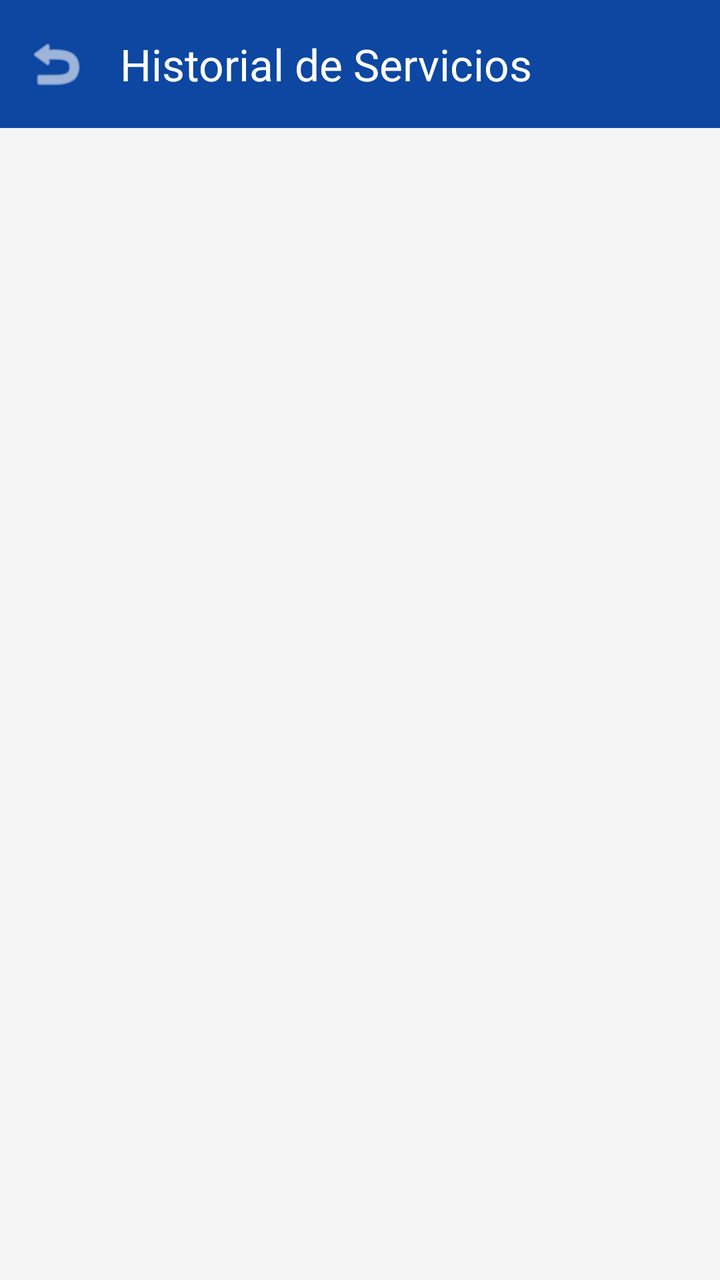
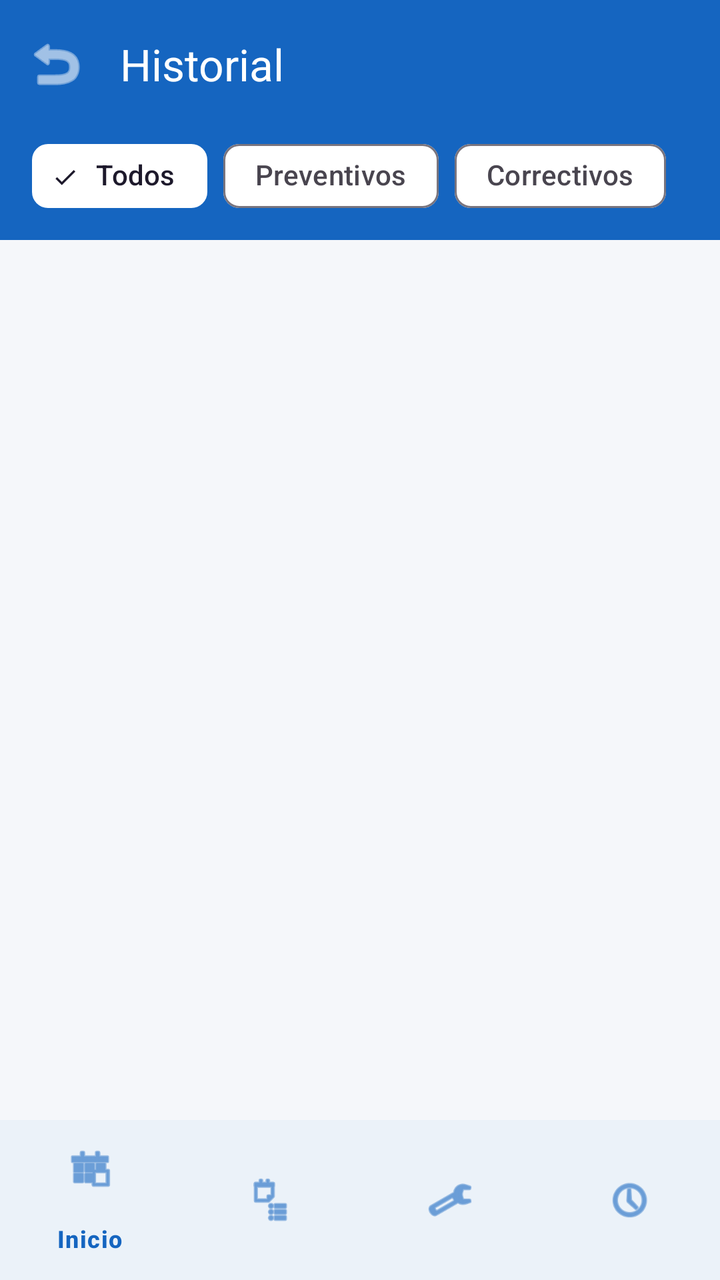

Before-and-after screenshots of an Android layout around one commit, followed by the original layout XML and the change that was made.
<!-- AndroidManifest.xml: application theme Theme.ClimaTrack -->
<!-- res/layout/activity_history.xml -->
<?xml version="1.0" encoding="utf-8"?>
<androidx.constraintlayout.widget.ConstraintLayout xmlns:android="http://schemas.android.com/apk/res/android"
    xmlns:app="http://schemas.android.com/apk/res-auto"
    xmlns:tools="http://schemas.android.com/tools"
    android:layout_width="match_parent"
    android:layout_height="match_parent"
    android:background="@color/background">

    <com.google.android.material.appbar.AppBarLayout
        android:id="@+id/appBar"
        android:layout_width="match_parent"
        android:layout_height="wrap_content"
        app:layout_constraintTop_toTopOf="parent">

        <com.google.android.material.appbar.MaterialToolbar
            android:id="@+id/toolbar"
            android:layout_width="match_parent"
            android:layout_height="?attr/actionBarSize"
            android:background="@color/primary"
            app:title="Historial de Servicios"
            app:titleTextColor="@color/white"
            app:navigationIcon="@android:drawable/ic_menu_revert"
            app:navigationIconTint="@color/white" />
    </com.google.android.material.appbar.AppBarLayout>

    <androidx.recyclerview.widget.RecyclerView
        android:id="@+id/rvHistory"
        android:layout_width="match_parent"
        android:layout_height="0dp"
        app:layout_constraintBottom_toBottomOf="parent"
        app:layout_constraintTop_toBottomOf="@id/appBar"
        tools:listitem="@layout/item_history" />

</androidx.constraintlayout.widget.ConstraintLayout>
<!-- res/layout/item_history.xml (included above) -->
<?xml version="1.0" encoding="utf-8"?>
<com.google.android.material.card.MaterialCardView xmlns:android="http://schemas.android.com/apk/res/android"
    xmlns:app="http://schemas.android.com/apk/res-auto"
    android:layout_width="match_parent"
    android:layout_height="wrap_content"
    android:layout_marginHorizontal="16dp"
    android:layout_marginVertical="8dp"
    app:cardCornerRadius="12dp">

    <LinearLayout
        android:layout_width="match_parent"
        android:layout_height="wrap_content"
        android:orientation="vertical"
        android:padding="16dp">

        <TextView
            android:id="@+id/tvHistDate"
            android:layout_width="match_parent"
            android:layout_height="wrap_content"
            android:text="2026-08-19"
            android:textColor="@color/primary"
            android:textStyle="bold" />

        <TextView
            android:id="@+id/tvHistDiagnosis"
            android:layout_width="match_parent"
            android:layout_height="wrap_content"
            android:layout_marginTop="8dp"
            android:text="Diagnóstico: Equipo con filtros obstruidos."
            android:textColor="@color/black" />

        <TextView
            android:id="@+id/tvHistWork"
            android:layout_width="match_parent"
            android:layout_height="wrap_content"
            android:layout_marginTop="4dp"
            android:text="Trabajo: Limpieza general y cambio de filtros."
            android:textColor="@color/secondary"
            android:textSize="13sp" />

    </LinearLayout>
</com.google.android.material.card.MaterialCardView>
<!-- resources referenced by this layout -->
<resources>
  <color name="background">#F5F5F5</color>
  <color name="black">#FF000000</color>
  <color name="primary">#0D47A1</color>
  <color name="secondary">#455A64</color>
  <color name="white">#FFFFFFFF</color>
  <style name="Theme.ClimaTrack" parent="Base.Theme.ClimaTrack" />
  <style name="Base.Theme.ClimaTrack" parent="Theme.Material3.DayNight.NoActionBar">
          
          
      </style>
</resources>

<!-- the commit's change to res/layout/activity_history.xml (unified diff, before → after) -->
@@ -1,37 +1,94 @@
 <?xml version="1.0" encoding="utf-8"?>
-<androidx.constraintlayout.widget.ConstraintLayout xmlns:android="http://schemas.android.com/apk/res/android"
+<androidx.coordinatorlayout.widget.CoordinatorLayout xmlns:android="http://schemas.android.com/apk/res/android"
     xmlns:app="http://schemas.android.com/apk/res-auto"
     xmlns:tools="http://schemas.android.com/tools"
     android:layout_width="match_parent"
     android:layout_height="match_parent"
-    android:background="@color/background">
+    android:background="@color/md_theme_light_background">
 
     <com.google.android.material.appbar.AppBarLayout
-        android:id="@+id/appBar"
         android:layout_width="match_parent"
         android:layout_height="wrap_content"
-        app:layout_constraintTop_toTopOf="parent">
+        android:background="@color/md_theme_light_primary">
 
         <com.google.android.material.appbar.MaterialToolbar
             android:id="@+id/toolbar"
             android:layout_width="match_parent"
             android:layout_height="?attr/actionBarSize"
-            android:background="@color/primary"
-            app:title="Historial de Servicios"
+            app:title="Historial"
             app:titleTextColor="@color/white"
             app:navigationIcon="@android:drawable/ic_menu_revert"
             app:navigationIconTint="@color/white" />
+
+        <HorizontalScrollView
+            android:layout_width="match_parent"
+            android:layout_height="wrap_content"
+            android:scrollbars="none">
+
+            <com.google.android.material.chip.ChipGroup
+                android:id="@+id/chipGroupFilters"
+                android:layout_width="wrap_content"
+                android:layout_height="wrap_content"
+                android:paddingHorizontal="16dp"
+                android:paddingBottom="8dp"
+                app:singleSelection="true">
+
+                <com.google.android.material.chip.Chip
+                    android:id="@+id/chipAll"
+                    style="@style/Widget.Material3.Chip.Filter"
+                    android:layout_width="wrap_content"
+                    android:layout_height="wrap_content"
+                    android:checked="true"
+                    android:text="Todos"
+                    app:chipBackgroundColor="@color/white" />
+
+                <com.google.android.material.chip.Chip
+                    android:id="@+id/chipPrev"
+                    style="@style/Widget.Material3.Chip.Filter"
+                    android:layout_width="wrap_content"
+                    android:layout_height="wrap_content"
+                    android:text="Preventivos"
+                    app:chipBackgroundColor="@color/white" />
+
+                <com.google.android.material.chip.Chip
+                    android:id="@+id/chipCorr"
+                    style="@style/Widget.Material3.Chip.Filter"
+                    android:layout_width="wrap_content"
+                    android:layout_height="wrap_content"
+                    android:text="Correctivos"
+                    app:chipBackgroundColor="@color/white" />
+
+            </com.google.android.material.chip.ChipGroup>
+        </HorizontalScrollView>
+
     </com.google.android.material.appbar.AppBarLayout>
 
-    <androidx.recyclerview.widget.RecyclerView
-        android:id="@+id/rvHistory"
+    <androidx.constraintlayout.widget.ConstraintLayout
         android:layout_width="match_parent"
-        android:layout_height="0dp"
-        app:layout_constraintBottom_toBottomOf="parent"
-        app:layout_constraintTop_toBottomOf="@id/appBar"
-        tools:listitem="@layout/item_history" />
+        android:layout_height="match_parent"
+        app:layout_behavior="@string/appbar_scrolling_view_behavior">
 
-</androidx.constraintlayout.widget.ConstraintLayout>
+        <androidx.recyclerview.widget.RecyclerView
+            android:id="@+id/rvHistory"
+            android:layout_width="match_parent"
+            android:layout_height="match_parent"
+            android:clipToPadding="false"
+            android:paddingBottom="80dp"
+            tools:listitem="@layout/item_history" />
+
+    </androidx.constraintlayout.widget.ConstraintLayout>
+
+    <com.google.android.material.bottomnavigation.BottomNavigationView
+        android:id="@+id/bottomNavigation"
+        android:layout_width="match_parent"
+        android:layout_height="wrap_content"
+        android:layout_gravity="bottom"
+        app:menu="@menu/bottom_nav_menu"
+        app:backgroundTint="@color/white"
+        app:itemIconTint="@color/md_theme_light_primary"
+        app:itemTextColor="@color/md_theme_light_primary" />
+
+</androidx.coordinatorlayout.widget.CoordinatorLayout>
 <!-- res/layout/item_history.xml (included above) -->
 <?xml version="1.0" encoding="utf-8"?>
 <com.google.android.material.card.MaterialCardView xmlns:android="http://schemas.android.com/apk/res/android"
@@ -40,38 +97,70 @@
     android:layout_height="wrap_content"
     android:layout_marginHorizontal="16dp"
     android:layout_marginVertical="8dp"
-    app:cardCornerRadius="12dp">
+    app:cardCornerRadius="16dp"
+    app:cardElevation="2dp"
+    app:cardBackgroundColor="@color/white">
 
-    <LinearLayout
+    <androidx.constraintlayout.widget.ConstraintLayout
         android:layout_width="match_parent"
         android:layout_height="wrap_content"
-        android:orientation="vertical"
         android:padding="16dp">
+
+        <ImageView
+            android:id="@+id/imgHistory"
+            android:layout_width="40dp"
+            android:layout_height="40dp"
+            android:src="@android:drawable/ic_menu_recent_history"
+            app:layout_constraintStart_toStartOf="parent"
+            app:layout_constraintTop_toTopOf="parent"
+            app:tint="@color/md_theme_light_primary" />
 
         <TextView
             android:id="@+id/tvHistDate"
-            android:layout_width="match_parent"
+            android:layout_width="0dp"
             android:layout_height="wrap_content"
+            android:layout_marginStart="16dp"
             android:text="2026-08-19"
-            android:textColor="@color/primary"
-            android:textStyle="bold" />
+            android:textColor="@color/md_theme_light_primary"
+            android:textSize="16sp"
+            android:textStyle="bold"
+            app:layout_constraintEnd_toEndOf="parent"
+            app:layout_constraintStart_toEndOf="@id/imgHistory"
+            app:layout_constraintTop_toTopOf="parent" />
 
         <TextView
             android:id="@+id/tvHistDiagnosis"
-            android:layout_width="match_parent"
+            android:layout_width="0dp"
             android:layout_height="wrap_content"
             android:layout_marginTop="8dp"
             android:text="Diagnóstico: Equipo con filtros obstruidos."
-            android:textColor="@color/black" />
+            android:textColor="@color/md_theme_light_onBackground"
+            android:textSize="14sp"
+            app:layout_constraintEnd_toEndOf="parent"
+            app:layout_constraintStart_toStartOf="@id/tvHistDate"
+            app:layout_constraintTop_toBottomOf="@id/tvHistDate" />
 
         <TextView
             android:id="@+id/tvHistWork"
-            android:layout_width="match_parent"
+            android:layout_width="0dp"
             android:layout_height="wrap_content"
             android:layout_marginTop="4dp"
             android:text="Trabajo: Limpieza general y cambio de filtros."
-            android:textColor="@color/secondary"
-            android:textSize="13sp" />
+            android:textColor="@color/text_secondary"
+            android:textSize="13sp"
+            app:layout_constraintEnd_toEndOf="parent"
+            app:layout_constraintStart_toStartOf="@id/tvHistDate"
+            app:layout_constraintTop_toBottomOf="@id/tvHistDiagnosis" />
 
-    </LinearLayout>
+        <View
+            android:layout_width="0dp"
+            android:layout_height="4dp"
+            android:layout_marginTop="12dp"
+            android:background="@color/status_finished"
+            app:layout_constraintEnd_toEndOf="parent"
+            app:layout_constraintStart_toStartOf="@id/tvHistDate"
+            app:layout_constraintTop_toBottomOf="@id/tvHistWork" />
+
+    </androidx.constraintlayout.widget.ConstraintLayout>
+
 </com.google.android.material.card.MaterialCardView>
<!-- resource entries referenced after the edit -->
@@ -1,14 +1,54 @@
 <!-- resources referenced by this layout -->
 <resources>
-  <color name="background">#F5F5F5</color>
-  <color name="black">#FF000000</color>
-  <color name="primary">#0D47A1</color>
-  <color name="secondary">#455A64</color>
+  <color name="md_theme_light_background">#F5F7FA</color>
+  <color name="md_theme_light_onBackground">#1A1C1E</color>
+  <color name="md_theme_light_primary">#1565C0</color>
+  <color name="status_finished">#43A047</color>
+  <color name="text_secondary">#6B7280</color>
   <color name="white">#FFFFFFFF</color>
   <style name="Theme.ClimaTrack" parent="Base.Theme.ClimaTrack" />
   <style name="Base.Theme.ClimaTrack" parent="Theme.Material3.DayNight.NoActionBar">
           
+          <item name="colorPrimary">@color/md_theme_light_primary</item>
+          <item name="colorOnPrimary">@color/md_theme_light_onPrimary</item>
+          <item name="colorPrimaryContainer">@color/md_theme_light_primaryContainer</item>
+          <item name="colorOnPrimaryContainer">@color/md_theme_light_onPrimaryContainer</item>
+  
+          <item name="colorSecondary">@color/md_theme_light_secondary</item>
+          <item name="colorOnSecondary">@color/md_theme_light_onSecondary</item>
+  
+          <item name="android:windowBackground">@color/md_theme_light_background</item>
+          <item name="colorSurface">@color/md_theme_light_surface</item>
+          <item name="colorOnSurface">@color/md_theme_light_onSurface</item>
+  
           
+          <item name="materialCardViewStyle">@style/Widget.ClimaTrack.CardView</item>
+          <item name="materialButtonStyle">@style/Widget.ClimaTrack.Button</item>
+          <item name="textInputStyle">@style/Widget.ClimaTrack.TextInputLayout</item>
+      </style>
+  <color name="md_theme_light_onPrimary">#FFFFFF</color>
+  <color name="md_theme_light_primaryContainer">#E3F2FD</color>
+  <color name="md_theme_light_onPrimaryContainer">#001B3D</color>
+  <color name="md_theme_light_secondary">#455A64</color>
+  <color name="md_theme_light_onSecondary">#FFFFFF</color>
+  <color name="md_theme_light_surface">#FFFFFF</color>
+  <color name="md_theme_light_onSurface">#1A1C1E</color>
+  <style name="Widget.ClimaTrack.CardView" parent="Widget.Material3.CardView.Elevated">
+          <item name="cardCornerRadius">16dp</item>
+          <item name="cardElevation">2dp</item>
+          <item name="android:layout_margin">8dp</item>
+      </style>
+  <style name="Widget.ClimaTrack.Button" parent="Widget.Material3.Button">
+          <item name="cornerRadius">12dp</item>
+          <item name="android:insetTop">0dp</item>
+          <item name="android:insetBottom">0dp</item>
+      </style>
+  <style name="Widget.ClimaTrack.TextInputLayout" parent="Widget.Material3.TextInputLayout.OutlinedBox">
+          <item name="boxCornerRadiusTopStart">12dp</item>
+          <item name="boxCornerRadiusTopEnd">12dp</item>
+          <item name="boxCornerRadiusBottomStart">12dp</item>
+          <item name="boxCornerRadiusBottomEnd">12dp</item>
+          <item name="boxStrokeColor">@color/md_theme_light_primary</item>
       </style>
 </resources>
 
